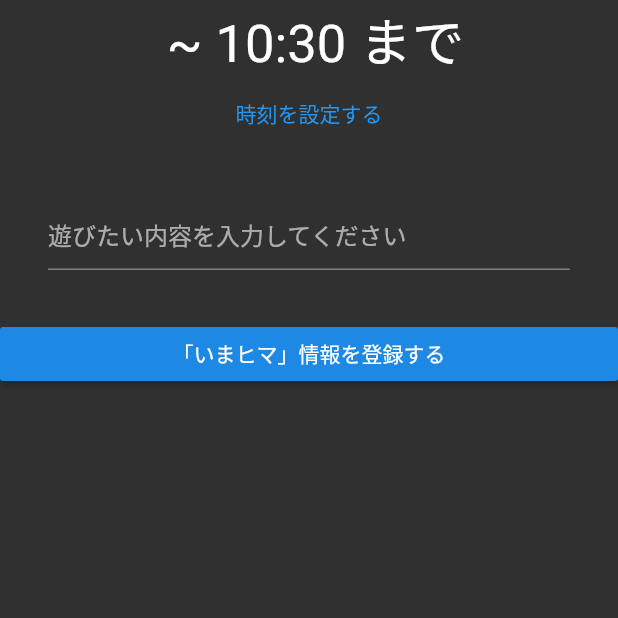
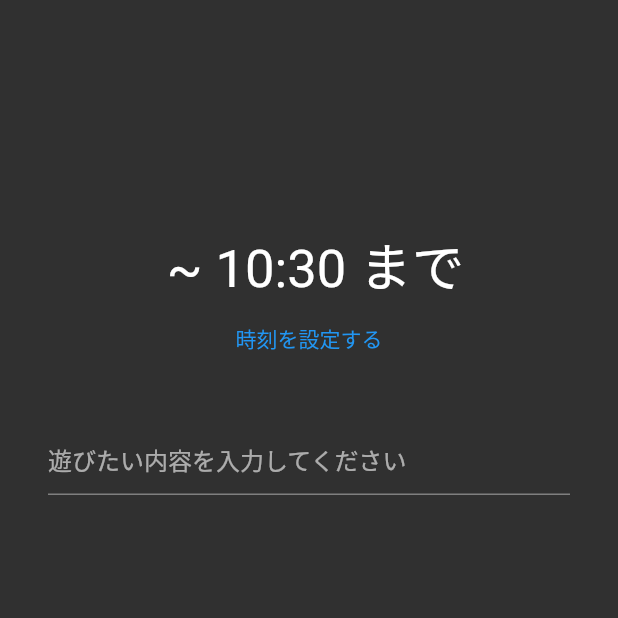
Before and after one commit to okomeee/imahima, a Flutter app: the SecondScreen screen opened directly, on a phone screen of 412 x 824 dp, the top half of it. Run offline on Flutter 3.47's test engine with Material 2 defaults, Android fonts, the phone set to English and light mode, and no system bars; our stand-ins replace flutter_datetime_picker; statements that could not run were skipped.

Commit message:
Update Layout

```diff
--- a/lib/pages/page2.dart
+++ b/lib/pages/page2.dart
@@ -16,6 +16,7 @@ class _SecondScreenState extends State<SecondScreen> {
   Widget build(BuildContext context) {
     return Scaffold(
       body: ListView(
+        padding: const EdgeInsets.symmetric(vertical: 150.0),
         children: [
           Text(
             ' ~ $formattedDate まで',
@@ -60,6 +61,7 @@ class _SecondScreenState extends State<SecondScreen> {
   );
 
   Widget buttonSection = Container(
+    padding: const EdgeInsets.symmetric(horizontal: 50.0)
     child: RaisedButton(
       onPressed: () {
         // 入力した「いまヒマ」情報をアップロードする処理
```
